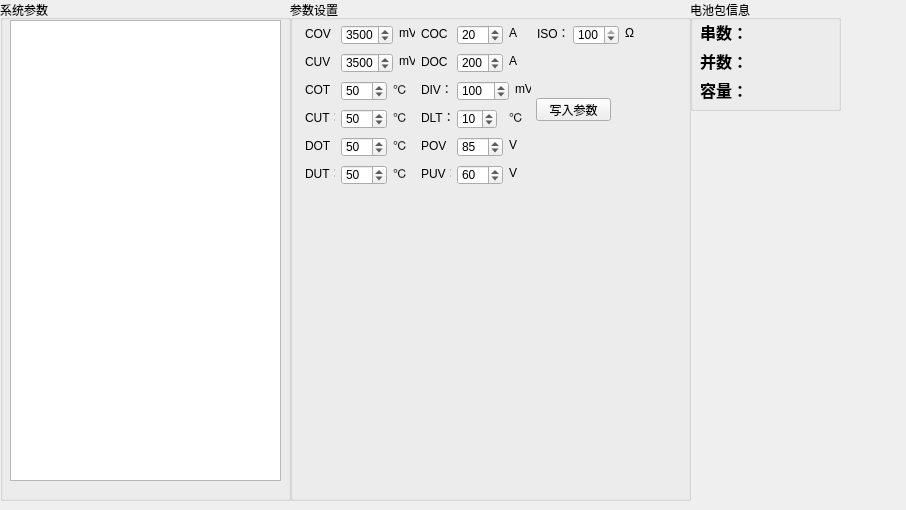
Qt form SysPraModel.ui (zhuyanliang/GlobelCanTools) before a commit.
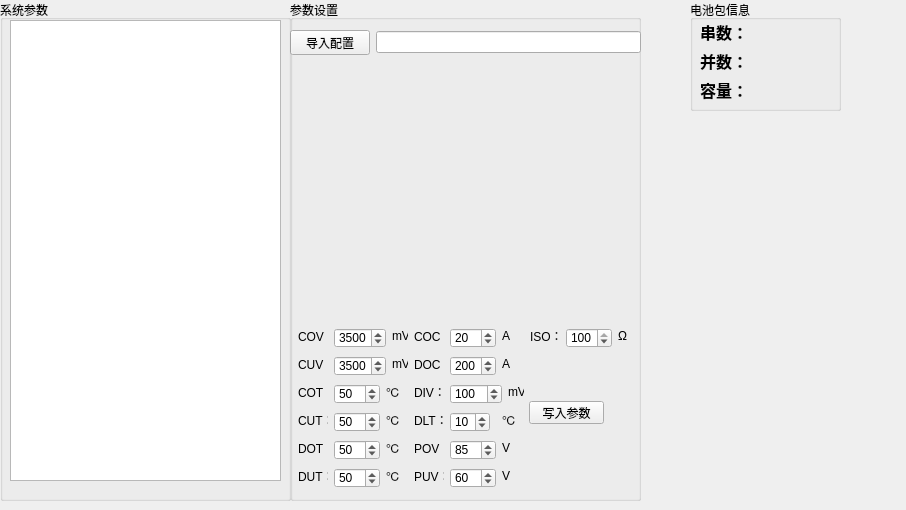
The same form after that commit.

The edit to the form file:
```diff
--- a/SysPraModel.ui
+++ b/SysPraModel.ui
@@ -18,7 +18,7 @@
     <rect>
      <x>290</x>
      <y>0</y>
-     <width>401</width>
+     <width>351</width>
      <height>501</height>
     </rect>
    </property>
@@ -28,8 +28,8 @@
    <widget class="QPushButton" name="pushButtonWritePra">
     <property name="geometry">
      <rect>
-      <x>246</x>
-      <y>98</y>
+      <x>239</x>
+      <y>401</y>
       <width>75</width>
       <height>23</height>
      </rect>
@@ -41,8 +41,8 @@
    <widget class="QSpinBox" name="spinBoxCOT">
     <property name="geometry">
      <rect>
-      <x>51</x>
-      <y>81</y>
+      <x>44</x>
+      <y>384</y>
       <width>46</width>
       <height>20</height>
      </rect>
@@ -60,8 +60,8 @@
    <widget class="QLabel" name="labelSetCOV_3">
     <property name="geometry">
      <rect>
-      <x>15</x>
-      <y>81</y>
+      <x>8</x>
+      <y>384</y>
       <width>30</width>
       <height>16</height>
      </rect>
@@ -73,8 +73,8 @@
    <widget class="QLabel" name="label_27">
     <property name="geometry">
      <rect>
-      <x>103</x>
-      <y>81</y>
+      <x>96</x>
+      <y>384</y>
       <width>16</width>
       <height>16</height>
      </rect>
@@ -86,8 +86,8 @@
    <widget class="QLabel" name="label_28">
     <property name="geometry">
      <rect>
-      <x>103</x>
-      <y>109</y>
+      <x>96</x>
+      <y>412</y>
       <width>16</width>
       <height>16</height>
      </rect>
@@ -99,8 +99,8 @@
    <widget class="QSpinBox" name="spinBoxCUT">
     <property name="geometry">
      <rect>
-      <x>51</x>
-      <y>109</y>
+      <x>44</x>
+      <y>412</y>
       <width>46</width>
       <height>20</height>
      </rect>
@@ -118,8 +118,8 @@
    <widget class="QLabel" name="labelSetCOV_4">
     <property name="geometry">
      <rect>
-      <x>15</x>
-      <y>109</y>
+      <x>8</x>
+      <y>412</y>
       <width>30</width>
       <height>16</height>
      </rect>
@@ -131,8 +131,8 @@
    <widget class="QSpinBox" name="spinBoxDOT">
     <property name="geometry">
      <rect>
-      <x>51</x>
-      <y>137</y>
+      <x>44</x>
+      <y>440</y>
       <width>46</width>
       <height>20</height>
      </rect>
@@ -150,8 +150,8 @@
    <widget class="QLabel" name="label_29">
     <property name="geometry">
      <rect>
-      <x>103</x>
-      <y>137</y>
+      <x>96</x>
+      <y>440</y>
       <width>16</width>
       <height>16</height>
      </rect>
@@ -163,8 +163,8 @@
    <widget class="QLabel" name="labelSetCOV_5">
     <property name="geometry">
      <rect>
-      <x>15</x>
-      <y>137</y>
+      <x>8</x>
+      <y>440</y>
       <width>30</width>
       <height>16</height>
      </rect>
@@ -176,8 +176,8 @@
    <widget class="QLabel" name="labelSetCOV_11">
     <property name="geometry">
      <rect>
-      <x>15</x>
-      <y>165</y>
+      <x>8</x>
+      <y>468</y>
       <width>30</width>
       <height>16</height>
      </rect>
@@ -189,8 +189,8 @@
    <widget class="QLabel" name="label_49">
     <property name="geometry">
      <rect>
-      <x>103</x>
-      <y>165</y>
+      <x>96</x>
+      <y>468</y>
       <width>16</width>
       <height>16</height>
      </rect>
@@ -202,8 +202,8 @@
    <widget class="QSpinBox" name="spinBoxDUT">
     <property name="geometry">
      <rect>
-      <x>51</x>
-      <y>165</y>
+      <x>44</x>
+      <y>468</y>
       <width>46</width>
       <height>20</height>
      </rect>
@@ -221,8 +221,8 @@
    <widget class="QSpinBox" name="spinBoxCOV">
     <property name="geometry">
      <rect>
-      <x>51</x>
-      <y>25</y>
+      <x>44</x>
+      <y>328</y>
       <width>52</width>
       <height>20</height>
      </rect>
@@ -243,8 +243,8 @@
    <widget class="QLabel" name="label_25">
     <property name="geometry">
      <rect>
-      <x>109</x>
-      <y>25</y>
+      <x>102</x>
+      <y>328</y>
       <width>16</width>
       <height>16</height>
      </rect>
@@ -256,8 +256,8 @@
    <widget class="QLabel" name="labelSetCOV">
     <property name="geometry">
      <rect>
-      <x>15</x>
-      <y>25</y>
+      <x>8</x>
+      <y>328</y>
       <width>30</width>
       <height>16</height>
      </rect>
@@ -269,8 +269,8 @@
    <widget class="QLabel" name="labelSetCOV_2">
     <property name="geometry">
      <rect>
-      <x>15</x>
-      <y>53</y>
+      <x>8</x>
+      <y>356</y>
       <width>30</width>
       <height>16</height>
      </rect>
@@ -282,8 +282,8 @@
    <widget class="QSpinBox" name="spinBoxCUV">
     <property name="geometry">
      <rect>
-      <x>51</x>
-      <y>53</y>
+      <x>44</x>
+      <y>356</y>
       <width>52</width>
       <height>20</height>
      </rect>
@@ -304,8 +304,8 @@
    <widget class="QLabel" name="label_26">
     <property name="geometry">
      <rect>
-      <x>109</x>
-      <y>53</y>
+      <x>102</x>
+      <y>356</y>
       <width>16</width>
       <height>16</height>
      </rect>
@@ -317,8 +317,8 @@
    <widget class="QLabel" name="label_50">
     <property name="geometry">
      <rect>
-      <x>219</x>
-      <y>25</y>
+      <x>212</x>
+      <y>328</y>
       <width>16</width>
       <height>16</height>
      </rect>
@@ -330,8 +330,8 @@
    <widget class="QSpinBox" name="spinBoxCOC">
     <property name="geometry">
      <rect>
-      <x>167</x>
-      <y>25</y>
+      <x>160</x>
+      <y>328</y>
       <width>46</width>
       <height>20</height>
      </rect>
@@ -349,8 +349,8 @@
    <widget class="QLabel" name="labelSetCOV_12">
     <property name="geometry">
      <rect>
-      <x>131</x>
-      <y>25</y>
+      <x>124</x>
+      <y>328</y>
       <width>30</width>
       <height>16</height>
      </rect>
@@ -362,8 +362,8 @@
    <widget class="QSpinBox" name="spinBoxDOC">
     <property name="geometry">
      <rect>
-      <x>167</x>
-      <y>53</y>
+      <x>160</x>
+      <y>356</y>
       <width>46</width>
       <height>20</height>
      </rect>
@@ -381,8 +381,8 @@
    <widget class="QLabel" name="labelSetCOV_13">
     <property name="geometry">
      <rect>
-      <x>131</x>
-      <y>53</y>
+      <x>124</x>
+      <y>356</y>
       <width>30</width>
       <height>16</height>
      </rect>
@@ -394,8 +394,8 @@
    <widget class="QLabel" name="label_51">
     <property name="geometry">
      <rect>
-      <x>219</x>
-      <y>53</y>
+      <x>212</x>
+      <y>356</y>
       <width>16</width>
       <height>16</height>
      </rect>
@@ -407,8 +407,8 @@
    <widget class="QLabel" name="label_52">
     <property name="geometry">
      <rect>
-      <x>225</x>
-      <y>81</y>
+      <x>218</x>
+      <y>384</y>
       <width>16</width>
       <height>16</height>
      </rect>
@@ -420,8 +420,8 @@
    <widget class="QSpinBox" name="spinBoxDIV">
     <property name="geometry">
      <rect>
-      <x>167</x>
-      <y>81</y>
+      <x>160</x>
+      <y>384</y>
       <width>52</width>
       <height>20</height>
      </rect>
@@ -442,8 +442,8 @@
    <widget class="QLabel" name="labelSetCOV_14">
     <property name="geometry">
      <rect>
-      <x>131</x>
-      <y>81</y>
+      <x>124</x>
+      <y>384</y>
       <width>30</width>
       <height>16</height>
      </rect>
@@ -455,8 +455,8 @@
    <widget class="QSpinBox" name="spinBoxDLT">
     <property name="geometry">
      <rect>
-      <x>167</x>
-      <y>109</y>
+      <x>160</x>
+      <y>412</y>
       <width>40</width>
       <height>20</height>
      </rect>
@@ -474,8 +474,8 @@
    <widget class="QLabel" name="labelSetCOV_15">
     <property name="geometry">
      <rect>
-      <x>131</x>
-      <y>109</y>
+      <x>124</x>
+      <y>412</y>
       <width>30</width>
       <height>16</height>
      </rect>
@@ -487,8 +487,8 @@
    <widget class="QLabel" name="label_53">
     <property name="geometry">
      <rect>
-      <x>219</x>
-      <y>109</y>
+      <x>212</x>
+      <y>412</y>
       <width>16</width>
       <height>16</height>
      </rect>
@@ -500,8 +500,8 @@
    <widget class="QLabel" name="label_54">
     <property name="geometry">
      <rect>
-      <x>219</x>
-      <y>137</y>
+      <x>212</x>
+      <y>440</y>
       <width>16</width>
       <height>16</height>
      </rect>
@@ -513,8 +513,8 @@
    <widget class="QLabel" name="labelSetCOV_16">
     <property name="geometry">
      <rect>
-      <x>131</x>
-      <y>137</y>
+      <x>124</x>
+      <y>440</y>
       <width>30</width>
       <height>16</height>
      </rect>
@@ -526,8 +526,8 @@
    <widget class="QSpinBox" name="spinBoxPOV">
     <property name="geometry">
      <rect>
-      <x>167</x>
-      <y>137</y>
+      <x>160</x>
+      <y>440</y>
       <width>46</width>
       <height>20</height>
      </rect>
@@ -548,8 +548,8 @@
    <widget class="QSpinBox" name="spinBoxCUV_3">
     <property name="geometry">
      <rect>
-      <x>167</x>
-      <y>165</y>
+      <x>160</x>
+      <y>468</y>
       <width>46</width>
       <height>20</height>
      </rect>
@@ -570,8 +570,8 @@
    <widget class="QLabel" name="labelSetCOV_17">
     <property name="geometry">
      <rect>
-      <x>131</x>
-      <y>165</y>
+      <x>124</x>
+      <y>468</y>
       <width>30</width>
       <height>16</height>
      </rect>
@@ -583,8 +583,8 @@
    <widget class="QLabel" name="label_55">
     <property name="geometry">
      <rect>
-      <x>219</x>
-      <y>165</y>
+      <x>212</x>
+      <y>468</y>
       <width>16</width>
       <height>16</height>
      </rect>
@@ -596,8 +596,8 @@
    <widget class="QSpinBox" name="spinBoxISO">
     <property name="geometry">
      <rect>
-      <x>283</x>
-      <y>25</y>
+      <x>276</x>
+      <y>328</y>
       <width>46</width>
       <height>20</height>
      </rect>
@@ -618,8 +618,8 @@
    <widget class="QLabel" name="label_56">
     <property name="geometry">
      <rect>
-      <x>335</x>
-      <y>25</y>
+      <x>328</x>
+      <y>328</y>
       <width>16</width>
       <height>16</height>
      </rect>
@@ -631,8 +631,8 @@
    <widget class="QLabel" name="labelSetCOV_18">
     <property name="geometry">
      <rect>
-      <x>247</x>
-      <y>25</y>
+      <x>240</x>
+      <y>328</y>
       <width>30</width>
       <height>16</height>
      </rect>
@@ -641,6 +641,28 @@
      <string>ISO：</string>
     </property>
    </widget>
+   <widget class="QWidget" name="">
+    <property name="geometry">
+     <rect>
+      <x>0</x>
+      <y>30</y>
+      <width>351</width>
+      <height>25</height>
+     </rect>
+    </property>
+    <layout class="QHBoxLayout" name="horizontalLayout">
+     <item>
+      <widget class="QPushButton" name="pushButtonImportConfig">
+       <property name="text">
+        <string>导入配置</string>
+       </property>
+      </widget>
+     </item>
+     <item>
+      <widget class="QLineEdit" name="lineEditConfigFilePath"/>
+     </item>
+    </layout>
+   </widget>
   </widget>
   <widget class="QGroupBox" name="groupBoxPackInfo">
    <property name="geometry">
```
